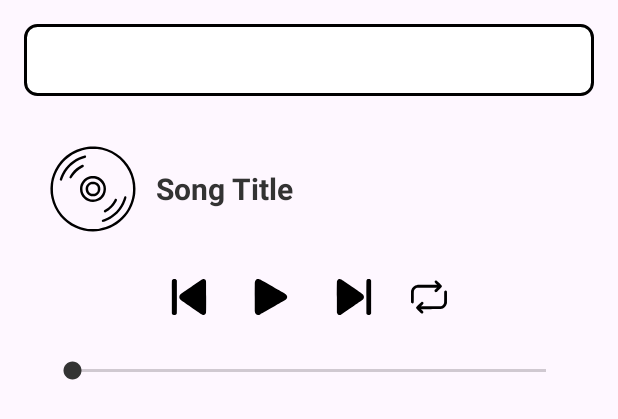
After one commit to leonart-delux/mix-moblie-app, an Android app: the layout activity_mediaplay.xml on its own in the app's theme, with its tools: preview values and no code run, on a phone screen of 412 x 824 dp. The commit adds this screen. Shown: the top 419 px of the screen. Run offline under Robolectric (Android 15) with nearby library versions, the phone set to English and light mode, and no system bars.

Commit message:
First design for media play

```diff
--- /dev/null
+++ b/app/src/main/java/hcmute/edu/vn/noicamheo/mediaplayer/MediaPlayerActivity.java
@@ -0,0 +1,4 @@
+package hcmute.edu.vn.noicamheo.mediaplayer;
+
+public class MediaPlayerActivity {
+}
--- /dev/null
+++ b/app/src/main/res/drawable/bg_media.xml
@@ -0,0 +1,4 @@
+<?xml version="1.0" encoding="utf-8"?>
+<selector xmlns:android="http://schemas.android.com/apk/res/android">
+
+</selector>
--- /dev/null
+++ b/app/src/main/res/drawable/bg_search.xml
@@ -0,0 +1,15 @@
+<?xml version="1.0" encoding="utf-8"?>
+<shape xmlns:android="http://schemas.android.com/apk/res/android" android:shape="rectangle">
+
+    <stroke
+        android:width="2dp"
+        android:color="@color/black" />
+
+    <solid android:color="@color/white"/>
+
+    <corners
+        android:bottomLeftRadius="8dp"
+        android:bottomRightRadius="8dp"
+        android:topLeftRadius="8dp"
+        android:topRightRadius="8dp" />
+</shape>
--- a/app/src/main/res/drawable/toolbar_background.xml
+++ b/app/src/main/res/drawable/bg_toolbar.xml
@@ -2,7 +2,11 @@
 <shape xmlns:android="http://schemas.android.com/apk/res/android"
     android:shape="rectangle">
     <corners android:radius="8dp"/>
-    <solid android:color="@color/orange"/>
+<!--    <gradient-->
+<!--        android:startColor="#FFD1C4"-->
+<!--        android:endColor="#FF5607"-->
+<!--        android:angle="270"/>-->
+    <solid android:color="@color/white"/>
     <stroke
         android:width="2dp"
         android:color="@color/black"/>
--- /dev/null
+++ b/app/src/main/res/drawable/ic_cd.xml
@@ -0,0 +1,17 @@
+<vector xmlns:android="http://schemas.android.com/apk/res/android" android:height="24dp" android:viewportHeight="512" android:viewportWidth="512" android:width="24dp">
+
+    <path android:fillColor="#000000" android:pathData="M227.3,15.6c-59.7,7.2 -116,37.3 -155.1,82.9 -49.1,57.2 -68.9,136 -52.6,209.4 8.2,37.2 27.1,75.4 51.7,104.6 45.3,53.8 113.9,85.5 184.7,85.5 54.6,-0 109.1,-19.2 152,-53.7 48.5,-38.8 81.2,-98.3 88.5,-160.9 9.2,-79 -22.2,-159 -83,-211.2 -29.1,-25 -67.7,-44.2 -105.6,-52.6 -24.6,-5.5 -55.9,-7 -80.6,-4zM279.8,29c77.6,8.3 145.4,55.4 180.5,125.6 17.2,34.5 24.6,69 23.4,109.4 -1,34.2 -7.8,61.2 -23.1,92.5 -11.6,23.5 -22.9,39.6 -40.6,57.9 -35.2,36.3 -76.4,57.9 -128.5,67.2 -14.3,2.6 -56.7,2.6 -71,-0 -24.2,-4.3 -43.1,-10.4 -64,-20.5 -23.4,-11.3 -40.7,-23.4 -59.4,-41.6 -35.4,-34.4 -57,-75.3 -66.2,-125.5 -2.6,-13.9 -3.6,-45.5 -2,-61.1 9.3,-89.7 70.6,-165.8 156.1,-193.7 15.9,-5.3 29.8,-8.2 49.5,-10.5 6.9,-0.9 36.3,-0.6 45.3,0.3z" android:strokeColor="#00000000"/>
+
+    <path android:fillColor="#000000" android:pathData="M194.5,69.1c-51.1,17.1 -91.6,52.5 -115,100.4 -6.7,13.7 -12.5,29 -12.5,33.1 0,5.3 7.8,8.5 11.3,4.6 0.9,-1 3.2,-6.4 5.2,-12.1 18.6,-53.4 62.6,-96 117,-113.3 7.1,-2.3 13.8,-4.8 14.8,-5.6 2.1,-1.9 2.2,-6 0.1,-9 -2.2,-3.2 -6.9,-2.8 -20.9,1.9z" android:strokeColor="#00000000"/>
+
+    <path android:fillColor="#000000" android:pathData="M191.5,119.9c-18.6,8.4 -42,27.5 -55.3,45.2 -6.5,8.6 -14.2,22 -14.2,24.6 0,3.2 3.4,6.3 6.9,6.3 3.3,-0 4.5,-1.3 12.3,-13.5 12.7,-20.1 30,-35.9 52.3,-48 3.9,-2.1 7.8,-4.5 8.8,-5.3 3.8,-3.3 0.6,-11.2 -4.5,-11.2 -1.3,-0 -4.1,0.9 -6.3,1.9z" android:strokeColor="#00000000"/>
+
+    <path android:fillColor="#000000" android:pathData="M238,184c-33.1,8.6 -56,38 -56,72 0,55.2 58.1,90.9 107.5,66 14,-7 25.5,-18.5 32.5,-32.5 21.5,-42.8 -1.8,-93.6 -48.4,-105.5 -10.4,-2.6 -25.3,-2.6 -35.6,-0zM269.2,197.1c16.7,3.4 32.8,16.2 40.5,31.9 4.9,10 6.3,16.2 6.3,27 0,16.8 -5.7,30.8 -17.4,42.5 -11.9,11.9 -25.5,17.5 -42.6,17.5 -17.1,-0 -30.7,-5.6 -42.5,-17.5 -11.9,-11.8 -17.5,-25.4 -17.5,-42.5 0,-5.2 0.7,-12 1.5,-15 5.4,-20.4 21.9,-37.3 42,-43.1 7,-2 21.8,-2.4 29.7,-0.8z" android:strokeColor="#00000000"/>
+
+    <path android:fillColor="#000000" android:pathData="M242.9,215.9c-12.8,4.1 -23.5,15.1 -27.3,28 -3.2,10.9 -1.2,26.1 4.6,34.6 9.3,13.5 22.1,20 38,19.3 7.5,-0.4 9.6,-0.9 16.1,-4.1 14.3,-7.1 22.8,-19.9 23.5,-35.7 0.7,-15.4 -5.6,-28.1 -18.4,-37 -9.6,-6.7 -24.8,-8.8 -36.5,-5.1zM268.5,230.5c5,2.5 10.5,7.9 13,13 2.8,5.6 2.8,19.4 0,25 -2.5,5 -8,10.5 -13,13 -5.6,2.8 -19.4,2.8 -25,-0 -9.2,-4.5 -14.7,-13 -15.3,-23.7 -0.8,-13.3 5.7,-23.5 18.3,-28.5 4.5,-1.8 17.2,-1.1 22,1.2z" android:strokeColor="#00000000"/>
+
+    <path android:fillColor="#000000" android:pathData="M435.7,299.2c-0.9,0.7 -3.5,6.7 -5.7,13.3 -18.7,54.6 -58.2,95.6 -111.5,115.5 -7.4,2.8 -10.4,4.4 -11.5,6.3 -2,3.5 -0.4,7.8 3.3,9.1 3.7,1.3 15.5,-2.6 31.6,-10.5 39.7,-19.4 71.7,-51.4 91.2,-91.4 6.1,-12.7 13,-31.7 13.1,-36.6 0.2,-5.6 -6.1,-8.9 -10.5,-5.7z" android:strokeColor="#00000000"/>
+
+    <path android:fillColor="#000000" android:pathData="M382.2,311.7c-0.7,0.3 -2.6,3.1 -4.2,6.2 -10.9,21.6 -29.7,41.9 -51.5,55.4 -8,5 -9.8,7.5 -8.3,11.8 1,2.9 4.5,4.7 7.8,4 5.8,-1.1 26.2,-16.3 37.6,-27.9 14.3,-14.6 30.3,-39.3 29,-44.7 -1.2,-4.6 -5.7,-6.7 -10.4,-4.8z" android:strokeColor="#00000000"/>
+
+</vector>
--- /dev/null
+++ b/app/src/main/res/drawable/ic_menu.xml
@@ -0,0 +1,9 @@
+<vector xmlns:android="http://schemas.android.com/apk/res/android" android:height="24dp" android:viewportHeight="512" android:viewportWidth="512" android:width="24dp">
+
+    <path android:fillColor="#000000" android:pathData="M40.5,64.9c-9,2.2 -17.3,9 -21.5,17.6 -3.4,6.9 -3.5,19.8 -0.2,26.5 3.4,7.1 7.5,11.3 14.4,15.1l6.3,3.4 216.5,-0 216.5,-0 5.1,-2.7c7.6,-4 10.7,-7 14.5,-14 3.1,-5.8 3.4,-7 3.4,-14.8 0,-7.8 -0.3,-9 -3.4,-14.8 -3.7,-6.9 -7.9,-10.9 -15.1,-14.4l-4.5,-2.3 -214.5,-0.2c-118,-0 -215.8,0.2 -217.5,0.6z" android:strokeColor="#00000000"/>
+
+    <path android:fillColor="#000000" android:pathData="M40.5,224.9c-9,2.2 -17.3,9 -21.5,17.6 -3.4,6.9 -3.5,19.8 -0.2,26.5 3.4,7.1 7.5,11.3 14.4,15.1l6.3,3.4 216.5,-0 216.5,-0 5.1,-2.7c7.6,-4 10.7,-7 14.5,-14 3.1,-5.8 3.4,-7 3.4,-14.8 0,-7.8 -0.3,-9 -3.4,-14.8 -3.7,-6.9 -7.9,-10.9 -15.1,-14.4l-4.5,-2.3 -214.5,-0.2c-118,-0 -215.8,0.2 -217.5,0.6z" android:strokeColor="#00000000"/>
+
+    <path android:fillColor="#000000" android:pathData="M40.5,384.9c-9,2.2 -17.3,9 -21.5,17.6 -3.4,6.9 -3.5,19.8 -0.2,26.5 3.4,7.1 7.5,11.3 14.4,15.1l6.3,3.4 216.5,-0 216.5,-0 5.1,-2.7c7.6,-4 10.7,-7 14.5,-14 3.1,-5.8 3.4,-7 3.4,-14.8 0,-7.8 -0.3,-9 -3.4,-14.8 -3.7,-6.9 -7.9,-10.9 -15.1,-14.4l-4.5,-2.3 -214.5,-0.2c-118,-0 -215.8,0.2 -217.5,0.6z" android:strokeColor="#00000000"/>
+
+</vector>
--- /dev/null
+++ b/app/src/main/res/drawable/ic_next.xml
@@ -0,0 +1,7 @@
+<vector xmlns:android="http://schemas.android.com/apk/res/android" android:height="24dp" android:viewportHeight="512" android:viewportWidth="512" android:width="24dp">
+
+    <path android:fillColor="#000000" android:pathData="M44,1c-7.2,1.2 -11.6,3.5 -17.3,8.9 -5.8,5.5 -9.8,12.5 -12.5,22.3 -1.6,5.9 -1.7,20.2 -1.7,223.3 0,203.1 0.1,217.4 1.7,223.3 5,18 14,28.2 28,31.8 10.4,2.7 23.2,0.3 35.4,-6.6 6.3,-3.5 290,-198.7 296.2,-203.7 15.1,-12.3 23.1,-26.8 23.4,-42.2 0.1,-9.9 -1,-14.7 -5.4,-24.1 -7.5,-15.6 -3.4,-12.6 -164.3,-123.1 -79.7,-54.8 -147.5,-101 -150.5,-102.7 -10.8,-6 -23.7,-8.8 -33,-7.2z" android:strokeColor="#00000000"/>
+
+    <path android:fillColor="#000000" android:pathData="M452.2,1.5c-8.7,2.7 -15.6,9.5 -18.8,18.2 -1.1,3.2 -1.3,43.2 -1.4,236 0,229.5 0,232.3 2,237.5 2.4,6.5 8.5,12.8 15.5,16 4.4,2 6.6,2.3 17.5,2.3 11.1,-0 13,-0.3 17.2,-2.3 5.5,-2.7 10.3,-7.8 13.2,-14.1l2.1,-4.6 0,-234.5 0,-234.5 -2.4,-5.3c-3,-6.7 -9.8,-12.7 -16.4,-14.7 -6.3,-1.9 -22.6,-1.9 -28.5,-0z" android:strokeColor="#00000000"/>
+
+</vector>
--- /dev/null
+++ b/app/src/main/res/drawable/ic_play.xml
@@ -0,0 +1,5 @@
+<vector xmlns:android="http://schemas.android.com/apk/res/android" android:height="24dp" android:viewportHeight="512" android:viewportWidth="512" android:width="24dp">
+
+    <path android:fillColor="#000000" android:pathData="M62,1c-7.1,1.5 -15.1,6 -20.6,11.5 -8.6,8.5 -13.7,21 -15.4,37.5 -1.3,12.9 -1.3,399.1 0,412 1.7,16.5 6.8,29 15.4,37.5 14.9,14.9 37.3,16.3 61.9,3.9 7.6,-3.7 345.7,-197.5 354.6,-203.1 3.1,-2 9,-7 13.1,-11.2 15.9,-16.1 19.6,-34 10.7,-52.1 -3.7,-7.6 -15.2,-19.8 -23.8,-25.3 -8.9,-5.6 -347,-199.4 -354.6,-203.1 -3.7,-1.9 -9.7,-4.4 -13.3,-5.6 -7.4,-2.4 -21.4,-3.4 -28,-2z" android:strokeColor="#00000000"/>
+
+</vector>
--- /dev/null
+++ b/app/src/main/res/drawable/ic_previous.xml
@@ -0,0 +1,7 @@
+<vector xmlns:android="http://schemas.android.com/apk/res/android" android:height="24dp" android:viewportHeight="512" android:viewportWidth="512" android:width="24dp">
+
+    <path android:fillColor="#000000" android:pathData="M30.5,2.4c-4.1,1.7 -7.5,4.1 -10.6,7.5 -8.7,9.3 -7.9,-14.5 -7.9,246.2 0,229.3 0,231.9 2,237.2 2.4,6.3 8,12.3 14.7,15.8 4.4,2.2 5.9,2.4 18.8,2.4 12.6,-0 14.5,-0.2 19.3,-2.4 7,-3.1 13.7,-10.7 15.7,-17.5 1.3,-4.5 1.5,-33.2 1.3,-237.6l-0.3,-232.5 -2.1,-4.5c-2.7,-5.7 -8.3,-11.3 -14.3,-14.2 -3.9,-2 -6.5,-2.3 -17.6,-2.6 -11.9,-0.2 -13.5,-0 -19,2.2z" android:strokeColor="#00000000"/>
+
+    <path android:fillColor="#000000" android:pathData="M459,0.6c-6.8,1.2 -12.2,3 -19,6.6 -12.6,6.7 -297.5,203.5 -304.5,210.4 -18.2,17.8 -22.4,41.6 -11.2,62.9 7.1,13.5 7.2,13.5 162,120 79.9,55 148.2,101.3 153.5,104.1 24.2,12.8 44.7,8.2 54.3,-12.2 6.2,-12.9 5.9,-1.1 5.9,-235.7 -0.1,-231.5 0.1,-223.2 -5.3,-235.2 -6.2,-13.3 -14.6,-19.6 -28.2,-20.8 -2.7,-0.3 -6.1,-0.3 -7.5,-0.1z" android:strokeColor="#00000000"/>
+
+</vector>
--- /dev/null
+++ b/app/src/main/res/drawable/ic_repeat.xml
@@ -0,0 +1,7 @@
+<vector xmlns:android="http://schemas.android.com/apk/res/android" android:height="24dp" android:viewportHeight="512" android:viewportWidth="512" android:width="24dp">
+
+    <path android:fillColor="#000000" android:pathData="M349.5,21.2c-10.8,3.8 -16.3,16 -12,26.6 1,2.3 7.6,9.7 17.3,19.4l15.7,15.8 -136,-0c-90.6,-0 -139,0.4 -145,1.1 -41,4.9 -75.1,34.8 -86.3,75.8l-2.7,9.6 -0.3,79.5c-0.3,83.4 -0.3,84.2 4.1,90.4 3,4.2 11.8,8 17.3,7.3 6.1,-0.6 13.2,-5.3 15.8,-10.2 2.1,-3.9 2.1,-5.3 2.6,-83.5 0.5,-73.5 0.7,-79.9 2.4,-85 6.9,-20.8 21.7,-35.7 42.6,-42.6 5.2,-1.8 12.6,-1.9 145.4,-2.2l140,-0.2 -17,17.2c-14.8,15.1 -17.2,17.9 -18.3,22.1 -1.8,6.2 -0.9,12.1 2.6,17.1 5.5,7.9 16.2,10.8 24.7,6.6 2.7,-1.2 16.5,-14.4 39.3,-37.2 36.9,-37.1 37.3,-37.6 37.3,-46.3 -0.1,-7.3 -3.2,-11.1 -37.3,-45.2 -34.6,-34.6 -38,-37.3 -45.7,-37.2 -1.9,-0 -4.8,0.5 -6.5,1.1z" android:strokeColor="#00000000"/>
+
+    <path android:fillColor="#000000" android:pathData="M485,166.3c-4.7,1.5 -10.3,7.4 -11.8,12.3 -0.9,3.1 -1.2,22.9 -1.2,79.6 0,71.8 -0.1,75.9 -2,83.2 -5.5,21.6 -21,37.9 -43,45.2 -5.2,1.8 -12.6,1.9 -145.4,2.2l-140,0.2 17,-17.2c14.8,-15.1 17.2,-17.9 18.3,-22.1 4.7,-16.7 -11.8,-31.1 -27.4,-23.8 -2.6,1.2 -15.9,13.8 -39.2,37.2 -36.9,37.2 -37.3,37.7 -37.3,46.4 0.1,7.3 3.2,11.1 37.8,45.6 28.3,28.3 34.5,33.9 38.4,35.4 12.1,4.5 25.3,-3.7 26.6,-16.3 0.8,-8.9 -0.6,-11.3 -18.1,-29l-16.1,-16.2 136,-0c88.1,-0 138.9,-0.4 144.4,-1 23.1,-2.9 43.5,-12.8 59.8,-29.2 13.1,-13 22,-28.5 27,-46.8l2.7,-9.5 0.3,-79.5c0.2,-60.7 0,-80.5 -0.9,-83.9 -2.9,-10.5 -14.7,-16.3 -25.9,-12.8z" android:strokeColor="#00000000"/>
+
+</vector>
--- /dev/null
+++ b/app/src/main/res/drawable/ic_search.xml
@@ -0,0 +1,5 @@
+<vector xmlns:android="http://schemas.android.com/apk/res/android" android:height="24dp" android:viewportHeight="512" android:viewportWidth="512" android:width="24dp">
+
+    <path android:fillColor="#000000" android:pathData="M193,1.1c-49.4,5.1 -95.1,26.9 -130.6,62.3 -24.6,24.6 -41.2,51.4 -51.8,83.6 -14.1,42.8 -14.1,87.2 0,130 10.6,32.3 27.3,59.2 52,83.7 48.8,48.5 115.3,70.5 183.9,60.8 35.3,-5 70.7,-19.5 98.5,-40.4 3,-2.3 5.7,-4 6.1,-3.9 0.4,0.2 30.7,29.8 67.3,65.8 41.7,41 68,66.1 70.4,67.2 9.8,4.6 20.8,-1.2 22.8,-12 1.6,-8.4 7.2,-2.4 -102.4,-110.6l-34.2,-33.8 5.8,-6.8c25,-28.9 41.5,-65.5 47.8,-105.5 2.4,-15.6 2.4,-44.2 0,-60 -7.1,-45.9 -27.2,-85.3 -60.7,-118.6 -46,-45.7 -110.1,-68.4 -174.9,-61.8zM240.9,34.6c40.4,5.9 75.9,23.5 104,51.5 34.4,34.5 52.3,77.4 52.3,125.9 0,17.9 -1.6,30.2 -5.8,45.7 -21.2,78.8 -93.1,133.3 -175.9,133.3 -49.3,-0 -95.1,-18.7 -129.3,-52.9 -23.2,-23.2 -38.7,-50 -47.1,-81.1 -7.4,-27.7 -7.4,-62.3 0,-90 16.8,-62.6 66.5,-111.9 129.2,-128.1 22.8,-5.9 50.7,-7.6 72.6,-4.3z" android:strokeColor="#00000000"/>
+
+</vector>
--- /dev/null
+++ b/app/src/main/res/layout/activity_mediaplay.xml
@@ -0,0 +1,123 @@
+<?xml version="1.0" encoding="utf-8"?>
+<androidx.constraintlayout.widget.ConstraintLayout xmlns:android="http://schemas.android.com/apk/res/android"
+    android:id="@+id/mediaplay"
+    android:layout_width="match_parent"
+    android:layout_height="match_parent"
+    xmlns:app="http://schemas.android.com/apk/res-auto">
+
+    <androidx.appcompat.widget.SearchView
+        android:id="@+id/sv_media"
+        android:layout_width="match_parent"
+        android:layout_height="wrap_content"
+        android:background="@drawable/bg_search"
+        android:layout_marginStart="16dp"
+        android:layout_marginEnd="16dp"
+        android:layout_marginTop="16dp"
+        android:queryHint="Music"
+        app:iconifiedByDefault="false"
+        app:searchIcon="@null"
+        app:queryBackground="@null"
+        app:submitBackground="@null"
+        app:layout_constraintTop_toTopOf="parent"/>
+
+    <LinearLayout
+        android:id="@+id/music_player_container"
+        android:layout_width="match_parent"
+        android:layout_height="wrap_content"
+        android:orientation="vertical"
+        android:background="@drawable/bg_media"
+        android:padding="16dp"
+        android:elevation="8dp"
+        android:layout_marginStart="16dp"
+        android:layout_marginEnd="16dp"
+        android:layout_marginTop="16dp"
+        app:layout_constraintTop_toBottomOf="@id/sv_media"
+        app:layout_constraintStart_toStartOf="parent"
+        app:layout_constraintEnd_toEndOf="parent">
+
+        <LinearLayout
+            android:layout_width="match_parent"
+            android:layout_height="wrap_content"
+            android:orientation="horizontal"
+            android:gravity="center_vertical">
+
+            <ImageView
+                android:id="@+id/img_cd"
+                android:layout_width="60dp"
+                android:layout_height="60dp"
+                android:src="@drawable/ic_cd"
+                android:scaleType="centerCrop" />
+
+            <TextView
+                android:id="@+id/tv_song_title"
+                android:layout_width="wrap_content"
+                android:layout_height="wrap_content"
+                android:text="Song Title"
+                android:textSize="20sp"
+                android:textStyle="bold"
+                android:layout_marginLeft="12dp"
+                android:textColor="#333" />
+        </LinearLayout>
+
+        <LinearLayout
+            android:layout_width="match_parent"
+            android:layout_height="wrap_content"
+            android:orientation="horizontal"
+            android:gravity="center"
+            android:layout_marginTop="12dp">
+
+            <ImageButton
+                android:id="@+id/btn_previous"
+                android:layout_width="50dp"
+                android:layout_height="50dp"
+                android:background="@null"
+                android:src="@drawable/ic_previous" />
+
+            <ImageButton
+                android:id="@+id/btn_play_pause"
+                android:layout_width="60dp"
+                android:layout_height="60dp"
+                android:background="@null"
+                android:src="@drawable/ic_play" />
+
+            <ImageButton
+                android:id="@+id/btn_next"
+                android:layout_width="50dp"
+                android:layout_height="50dp"
+                android:background="@null"
+                android:src="@drawable/ic_next" />
+
+            <ImageButton
+                android:id="@+id/btn_repeat"
+                android:layout_width="50dp"
+                android:layout_height="50dp"
+                android:background="@null"
+                android:src="@drawable/ic_repeat" />
+        </LinearLayout>
+
+        <SeekBar
+            android:id="@+id/seek_bar"
+            android:layout_width="match_parent"
+            android:layout_height="wrap_content"
+            android:layout_marginTop="10dp"
+            android:progress="0"
+            android:max="100"
+            android:thumbTint="#333" />
+
+    </LinearLayout>
+
+    <androidx.recyclerview.widget.RecyclerView
+        android:id="@+id/recycler_view_songs"
+        android:layout_width="match_parent"
+        android:layout_height="0dp"
+        android:minHeight="400dp"
+        android:layout_marginStart="16dp"
+        android:layout_marginEnd="16dp"
+        android:layout_marginTop="16dp"
+        android:background="@drawable/bg_media"
+        app:layout_constraintEnd_toEndOf="parent"
+        app:layout_constraintStart_toStartOf="parent"
+        app:layout_constraintTop_toBottomOf="@+id/music_player_container" />
+
+
+</androidx.constraintlayout.widget.ConstraintLayout>
```
